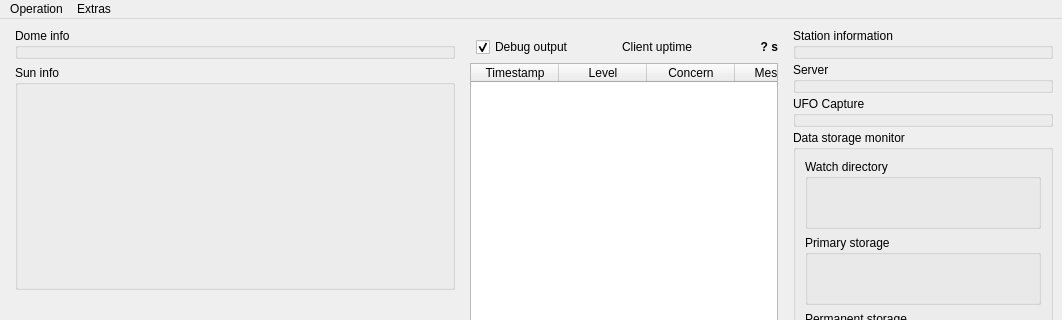
Qt form mainwindow.ui (AMOS-uniba/amos-client) before a commit; both pictures show x 0 to 1062 and y 0 to 320 of the 1062 by 542 pixel window.
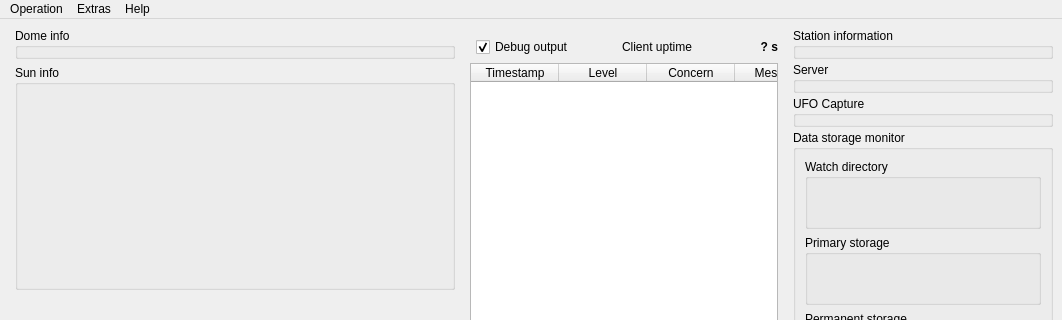
The same form after that commit. Icons and pictures are not drawn. Custom widgets are drawn as their Qt base class.

Commit message: More consts, AboutDialog

```diff
--- a/mainwindow.ui
+++ b/mainwindow.ui
@@ -434,8 +434,15 @@
     <addaction name="action_open_stat"/>
     <addaction name="action_open_config"/>
    </widget>
+   <widget class="QMenu" name="menuAbout">
+    <property name="title">
+     <string>Help</string>
+    </property>
+    <addaction name="actionAbout"/>
+   </widget>
    <addaction name="menuOperation"/>
    <addaction name="menu_extras"/>
+   <addaction name="menuAbout"/>
   </widget>
   <widget class="QStatusBar" name="statusBar">
    <property name="enabled">
```
Left out of the diff: 5 changed lines with no effect on the pictures. The commit also changes 17 other files.
